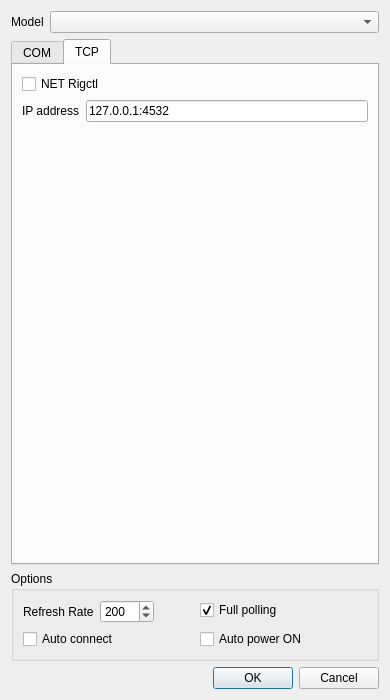
Before: the Qt Designer form dialogconfig.ui in PianetaRadio/CatRadio, drawn with Qt 5.
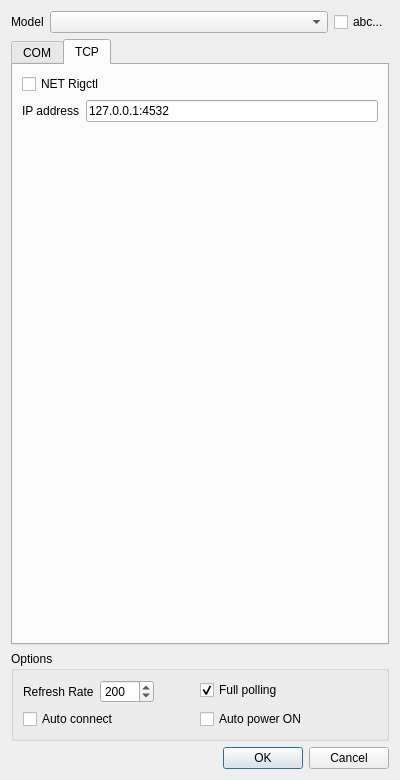
After: the same form once the commit is applied. The open tabs and pages were chosen to show the change.

Commit message:
Sort rig list
#45
Radio setup dialog, sort rig list numerically or alphabetically.

Diff of the .ui file:
```diff
--- a/dialogconfig.ui
+++ b/dialogconfig.ui
@@ -6,8 +6,8 @@
    <rect>
     <x>0</x>
     <y>0</y>
-    <width>390</width>
-    <height>700</height>
+    <width>400</width>
+    <height>780</height>
    </rect>
   </property>
   <property name="windowTitle">
@@ -15,7 +15,7 @@
   </property>
   <layout class="QVBoxLayout" name="verticalLayout_2">
    <item>
-    <layout class="QHBoxLayout" name="horizontalLayout_3" stretch="0,1">
+    <layout class="QHBoxLayout" name="horizontalLayout_3" stretch="0,1,0">
      <item>
       <widget class="QLabel" name="label_RigModel">
        <property name="text">
@@ -29,6 +29,13 @@
      <item>
       <widget class="QComboBox" name="comboBox_rigModel"/>
      </item>
+     <item>
+      <widget class="QCheckBox" name="checkBox_rigModelSort">
+       <property name="text">
+        <string>abc...</string>
+       </property>
+      </widget>
+     </item>
     </layout>
    </item>
    <item>
@@ -250,7 +257,7 @@
          </property>
         </widget>
        </item>
-       <item row="3" column="0">
+       <item row="1" column="0">
         <widget class="QLabel" name="label_ip">
          <property name="text">
           <string>IP address</string>
@@ -260,7 +267,7 @@
          </property>
         </widget>
        </item>
-       <item row="3" column="1">
+       <item row="1" column="1">
         <widget class="QLineEdit" name="lineEdit_ip">
          <property name="toolTip">
           <string>rigctld ip:port</string>
```
Left out of the diff: 1 changed line with no effect on the pictures. The commit also changes 5 other files.
